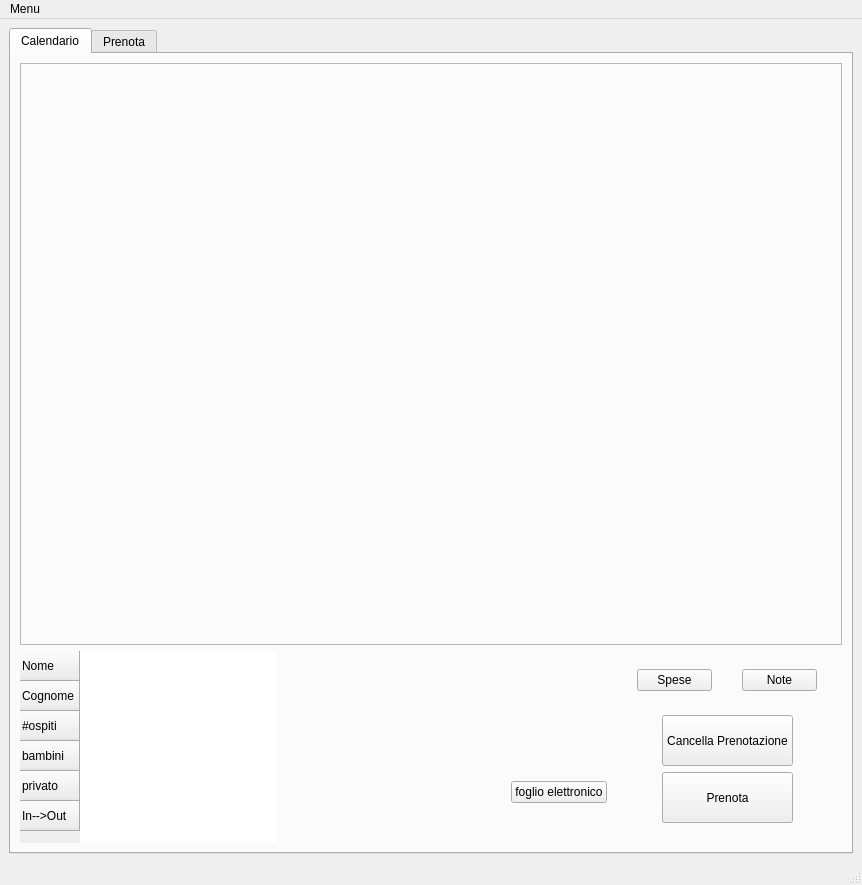
Before: the Qt Designer form gui.ui in LucioPg/ErbaVento, drawn with Qt 5.
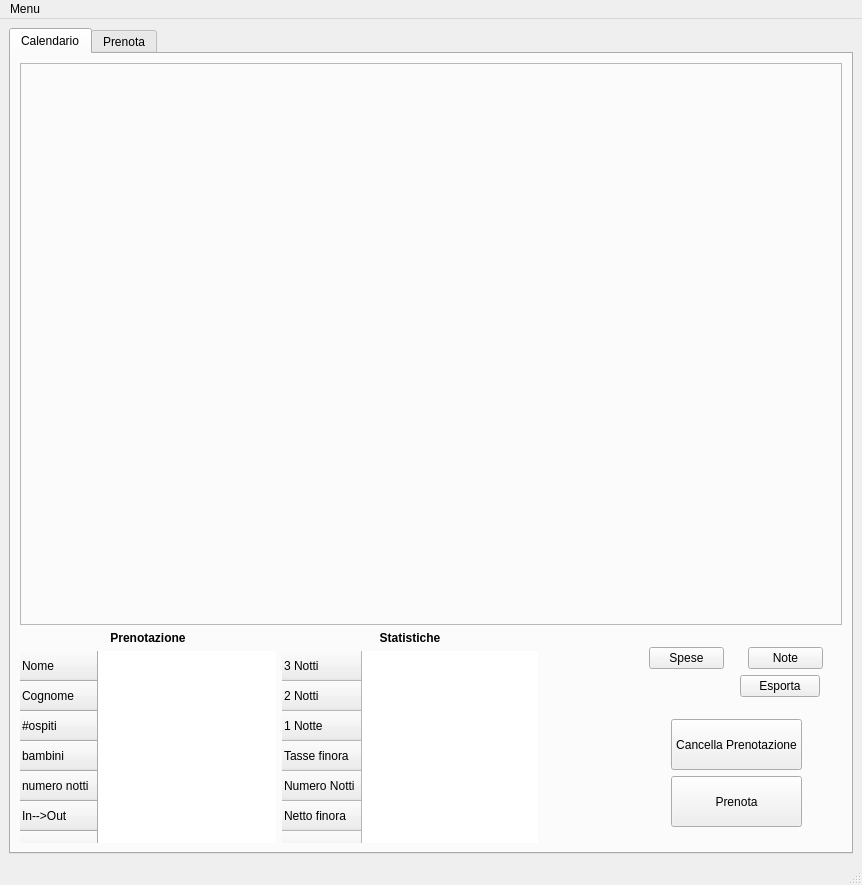
After: the same form once the commit is applied. Custom widgets are drawn as their Qt base class.

Commit message: restyling della prima tab aggiunta tab per le statistiche modificate voci tabella info prenotazioni

```diff
--- a/gui.ui
+++ b/gui.ui
@@ -47,6 +47,24 @@
                           <item row="1" column="0">
                               <layout class="QHBoxLayout" name="horizontalLayout_26">
                                   <item>
+                                      <layout class="QVBoxLayout" name="verticalLayout_16">
+                                          <item>
+                                              <widget class="QLabel" name="label_7">
+                                                  <property name="font">
+                                                      <font>
+                                                          <weight>75</weight>
+                                                          <bold>true</bold>
+                                                      </font>
+                                                  </property>
+                                                  <property name="text">
+                                                      <string>Prenotazione</string>
+                                                  </property>
+                                                  <property name="alignment">
+                                                      <set>Qt::AlignCenter</set>
+                                                  </property>
+                                              </widget>
+                                          </item>
+                                          <item>
                                       <widget class="QTableWidget" name="tableWidget_info_ospite">
                                           <property name="sizePolicy">
                                               <sizepolicy hsizetype="Fixed" vsizetype="Fixed">
@@ -115,7 +133,7 @@
                                           </row>
                                           <row>
                                               <property name="text">
-                                                  <string>privato</string>
+                                                          <string>numero notti</string>
                                               </property>
                                           </row>
                                           <row>
@@ -123,6 +141,11 @@
                                                   <string>In--&gt;Out</string>
                                               </property>
                                           </row>
+                                                  <row>
+                                                      <property name="text">
+                                                          <string/>
+                                                      </property>
+                                                  </row>
                                           <column>
                                               <property name="text">
                                                   <string>New Column</string>
@@ -134,6 +157,219 @@
                                               </property>
                                           </column>
                                       </widget>
+                                          </item>
+                                      </layout>
+                                  </item>
+                                  <item>
+                                      <layout class="QVBoxLayout" name="verticalLayout_3">
+                                          <item>
+                                              <widget class="QLabel" name="label_2">
+                                                  <property name="font">
+                                                      <font>
+                                                          <weight>75</weight>
+                                                          <bold>true</bold>
+                                                      </font>
+                                                  </property>
+                                                  <property name="text">
+                                                      <string>Statistiche</string>
+                                                  </property>
+                                                  <property name="alignment">
+                                                      <set>Qt::AlignCenter</set>
+                                                  </property>
+                                              </widget>
+                                          </item>
+                                          <item>
+                                              <widget class="QTableWidget" name="tableWidget_stat">
+                                                  <property name="sizePolicy">
+                                                      <sizepolicy hsizetype="Fixed" vsizetype="Fixed">
+                                                          <horstretch>0</horstretch>
+                                                          <verstretch>0</verstretch>
+                                                      </sizepolicy>
+                                                  </property>
+                                                  <property name="maximumSize">
+                                                      <size>
+                                                          <width>300</width>
+                                                          <height>220</height>
+                                                      </size>
+                                                  </property>
+                                                  <property name="palette">
+                                                      <palette>
+                                                          <active>
+                                                              <colorrole role="Midlight">
+                                                                  <brush brushstyle="SolidPattern">
+                                                                      <color alpha="255">
+                                                                          <red>255</red>
+                                                                          <green>255</green>
+                                                                          <blue>255</blue>
+                                                                      </color>
+                                                                  </brush>
+                                                              </colorrole>
+                                                              <colorrole role="Window">
+                                                                  <brush brushstyle="SolidPattern">
+                                                                      <color alpha="255">
+                                                                          <red>255</red>
+                                                                          <green>255</green>
+                                                                          <blue>255</blue>
+                                                                      </color>
+                                                                  </brush>
+                                                              </colorrole>
+                                                              <colorrole role="AlternateBase">
+                                                                  <brush brushstyle="SolidPattern">
+                                                                      <color alpha="255">
+                                                                          <red>255</red>
+                                                                          <green>255</green>
+                                                                          <blue>255</blue>
+                                                                      </color>
+                                                                  </brush>
+                                                              </colorrole>
+                                                          </active>
+                                                          <inactive>
+                                                              <colorrole role="Midlight">
+                                                                  <brush brushstyle="SolidPattern">
+                                                                      <color alpha="255">
+                                                                          <red>255</red>
+                                                                          <green>255</green>
+                                                                          <blue>255</blue>
+                                                                      </color>
+                                                                  </brush>
+                                                              </colorrole>
+                                                              <colorrole role="Window">
+                                                                  <brush brushstyle="SolidPattern">
+                                                                      <color alpha="255">
+                                                                          <red>255</red>
+                                                                          <green>255</green>
+                                                                          <blue>255</blue>
+                                                                      </color>
+                                                                  </brush>
+                                                              </colorrole>
+                                                              <colorrole role="AlternateBase">
+                                                                  <brush brushstyle="SolidPattern">
+                                                                      <color alpha="255">
+                                                                          <red>255</red>
+                                                                          <green>255</green>
+                                                                          <blue>255</blue>
+                                                                      </color>
+                                                                  </brush>
+                                                              </colorrole>
+                                                          </inactive>
+                                                          <disabled>
+                                                              <colorrole role="Midlight">
+                                                                  <brush brushstyle="SolidPattern">
+                                                                      <color alpha="255">
+                                                                          <red>255</red>
+                                                                          <green>255</green>
+                                                                          <blue>255</blue>
+                                                                      </color>
+                                                                  </brush>
+                                                              </colorrole>
+                                                              <colorrole role="Window">
+                                                                  <brush brushstyle="SolidPattern">
+                                                                      <color alpha="255">
+                                                                          <red>255</red>
+                                                                          <green>255</green>
+                                                                          <blue>255</blue>
+                                                                      </color>
+                                                                  </brush>
+                                                              </colorrole>
+                                                              <colorrole role="AlternateBase">
+                                                                  <brush brushstyle="SolidPattern">
+                                                                      <color alpha="255">
+                                                                          <red>255</red>
+                                                                          <green>255</green>
+                                                                          <blue>255</blue>
+                                                                      </color>
+                                                                  </brush>
+                                                              </colorrole>
+                                                          </disabled>
+                                                      </palette>
+                                                  </property>
+                                                  <property name="focusPolicy">
+                                                      <enum>Qt::NoFocus</enum>
+                                                  </property>
+                                                  <property name="frameShape">
+                                                      <enum>QFrame::NoFrame</enum>
+                                                  </property>
+                                                  <property name="frameShadow">
+                                                      <enum>QFrame::Plain</enum>
+                                                  </property>
+                                                  <property name="verticalScrollBarPolicy">
+                                                      <enum>Qt::ScrollBarAlwaysOff</enum>
+                                                  </property>
+                                                  <property name="horizontalScrollBarPolicy">
+                                                      <enum>Qt::ScrollBarAlwaysOff</enum>
+                                                  </property>
+                                                  <property name="editTriggers">
+                                                      <set>QAbstractItemView::NoEditTriggers</set>
+                                                  </property>
+                                                  <property name="selectionMode">
+                                                      <enum>QAbstractItemView::NoSelection</enum>
+                                                  </property>
+                                                  <property name="showGrid">
+                                                      <bool>false</bool>
+                                                  </property>
+                                                  <property name="cornerButtonEnabled">
+                                                      <bool>false</bool>
+                                                  </property>
+                                                  <attribute name="horizontalHeaderVisible">
+                                                      <bool>false</bool>
+                                                  </attribute>
+                                                  <attribute name="horizontalHeaderDefaultSectionSize">
+                                                      <number>115</number>
+                                                  </attribute>
+                                                  <attribute name="horizontalHeaderMinimumSectionSize">
+                                                      <number>50</number>
+                                                  </attribute>
+                                                  <attribute name="horizontalHeaderStretchLastSection">
+                                                      <bool>false</bool>
+                                                  </attribute>
+                                                  <row>
+                                                      <property name="text">
+                                                          <string>3 Notti</string>
+                                                      </property>
+                                                  </row>
+                                                  <row>
+                                                      <property name="text">
+                                                          <string>2 Notti</string>
+                                                      </property>
+                                                  </row>
+                                                  <row>
+                                                      <property name="text">
+                                                          <string>1 Notte</string>
+                                                      </property>
+                                                  </row>
+                                                  <row>
+                                                      <property name="text">
+                                                          <string>Tasse finora</string>
+                                                      </property>
+                                                  </row>
+                                                  <row>
+                                                      <property name="text">
+                                                          <string>Numero Notti</string>
+                                                      </property>
+                                                  </row>
+                                                  <row>
+                                                      <property name="text">
+                                                          <string>Netto finora</string>
+                                                      </property>
+                                                  </row>
+                                                  <row>
+                                                      <property name="text">
+                                                          <string/>
+                                                      </property>
+                                                  </row>
+                                                  <column>
+                                                      <property name="text">
+                                                          <string>New Column</string>
+                                                      </property>
+                                                  </column>
+                                                  <column>
+                                                      <property name="text">
+                                                          <string>New Column</string>
+                                                      </property>
+                                                  </column>
+                                              </widget>
+                                          </item>
+                                      </layout>
                                   </item>
                                   <item>
                                       <spacer name="horizontalSpacer_15">
@@ -148,58 +384,11 @@
                                           </property>
                                       </spacer>
                                   </item>
-                                  <item>
-                                      <layout class="QVBoxLayout" name="verticalLayout_11">
-                                          <item>
-                                              <widget class="QLabel" name="label_data">
-                                                  <property name="sizePolicy">
-                                                      <sizepolicy hsizetype="Fixed" vsizetype="Preferred">
-                                                          <horstretch>0</horstretch>
-                                                          <verstretch>0</verstretch>
-                                                      </sizepolicy>
-                                                  </property>
-                                                  <property name="minimumSize">
-                                                      <size>
-                                                          <width>90</width>
-                                                          <height>0</height>
-                                                      </size>
-                                                  </property>
-                                                  <property name="text">
-                                                      <string/>
-                                                  </property>
-                                              </widget>
-                                          </item>
-                                          <item>
-                                              <widget class="QPushButton" name="bot_foglio">
-                                                  <property name="focusPolicy">
-                                                      <enum>Qt::ClickFocus</enum>
-                                                  </property>
-                                                  <property name="text">
-                                                      <string>foglio elettronico</string>
-                                                  </property>
-                                              </widget>
-                                          </item>
-                                          <item>
-                                              <spacer name="verticalSpacer_6">
-                                                  <property name="orientation">
-                                                      <enum>Qt::Vertical</enum>
-                                                  </property>
-                                                  <property name="sizeType">
-                                                      <enum>QSizePolicy::Preferred</enum>
-                                                  </property>
-                                                  <property name="sizeHint" stdset="0">
-                                                      <size>
-                                                          <width>20</width>
-                                                          <height>40</height>
-                                                      </size>
-                                                  </property>
-                                              </spacer>
-                                          </item>
-                                      </layout>
-                                  </item>
                                   <item>
                                       <layout class="QVBoxLayout" name="verticalLayout_12">
                                           <item>
+                                              <layout class="QVBoxLayout" name="verticalLayout_11">
+                                                  <item>
                                               <layout class="QHBoxLayout" name="horizontalLayout">
                                                   <item>
                                                       <widget class="RedProgressButton" name="bot_spese">
@@ -244,6 +433,57 @@
                                                               <string>Note</string>
                                                           </property>
                                                       </widget>
+                                                          </item>
+                                                      </layout>
+                                                  </item>
+                                                  <item>
+                                                      <layout class="QHBoxLayout" name="horizontalLayout_7">
+                                                          <property name="spacing">
+                                                              <number>4</number>
+                                                          </property>
+                                                          <property name="rightMargin">
+                                                              <number>22</number>
+                                                          </property>
+                                                          <item>
+                                                              <widget class="QLabel" name="label_data">
+                                                                  <property name="sizePolicy">
+                                                                      <sizepolicy hsizetype="Expanding"
+                                                                                  vsizetype="Preferred">
+                                                                          <horstretch>0</horstretch>
+                                                                          <verstretch>0</verstretch>
+                                                                      </sizepolicy>
+                                                                  </property>
+                                                                  <property name="minimumSize">
+                                                                      <size>
+                                                                          <width>90</width>
+                                                                          <height>0</height>
+                                                                      </size>
+                                                                  </property>
+                                                                  <property name="text">
+                                                                      <string/>
+                                                                  </property>
+                                                                  <property name="alignment">
+                                                                      <set>Qt::AlignCenter</set>
+                                                                  </property>
+                                                              </widget>
+                                                          </item>
+                                                          <item>
+                                                              <widget class="QPushButton" name="bot_esporta">
+                                                                  <property name="sizePolicy">
+                                                                      <sizepolicy hsizetype="Fixed" vsizetype="Fixed">
+                                                                          <horstretch>0</horstretch>
+                                                                          <verstretch>0</verstretch>
+                                                                      </sizepolicy>
+                                                                  </property>
+                                                                  <property name="focusPolicy">
+                                                                      <enum>Qt::ClickFocus</enum>
+                                                                  </property>
+                                                                  <property name="text">
+                                                                      <string>Esporta</string>
+                                                                  </property>
+                                                              </widget>
+                                                          </item>
+                                                      </layout>
                                                   </item>
                                               </layout>
                                           </item>
```
Lines whose indentation alone changed are shown as unchanged. The commit also changes 2 other files.
